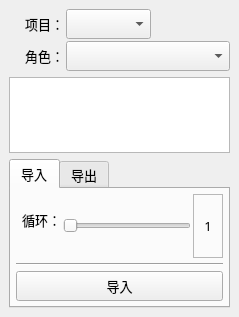
lonegather/Barbarian, file commons/ui/motionLib.ui: the form before one commit.
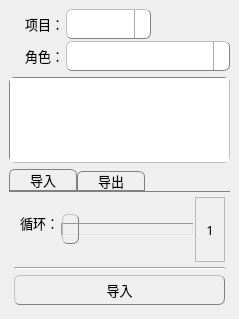
The form after the commit. Icons and pictures are not drawn.

```diff
--- a/commons/ui/motionLib.ui
+++ b/commons/ui/motionLib.ui
@@ -7,7 +7,7 @@
     <x>0</x>
     <y>0</y>
     <width>239</width>
-    <height>317</height>
+    <height>319</height>
    </rect>
   </property>
   <property name="font">
@@ -23,11 +23,147 @@
    <iconset>
     <normaloff>../icons/logo.png</normaloff>../icons/logo.png</iconset>
   </property>
-  <property name="+leftEdge" stdset="0">
-   <string>200</string>
-  </property>
-  <property name="+topEdge" stdset="0">
-   <string>200</string>
+  <property name="styleSheet">
+   <string notr="true">QMainWindow{
+	background-color: qlineargradient(spread:pad, x1:0, y1:0, x2:0, y2:1, 
+                                      stop:0 rgba(20, 20, 20, 255), 
+                                      stop:0.1 rgba(60, 60, 60, 255), 
+                                      stop:0.9 rgba(60, 60, 60, 255), 
+                                      stop:1 rgba(40, 40, 40, 255));
+	
+}
+
+QTabWidget::pane { /* The tab widget frame */
+    border-top: 1px solid gray;
+	position: absolute;
+	top: -0.1em;
+}
+
+QTabWidget::tab-bar {
+    alignment: center;
+}
+
+/* Style the tab using the tab sub-control. Note that
+    it reads QTabBar _not_ QTabWidget */
+QTabBar::tab {
+    background: qlineargradient(spread:pad, x1:0, y1:0, x2:0, y2:1, 
+                                stop:0 rgba(140, 140, 140, 255), 
+                                stop:0.3 rgba(50, 50, 50, 255), 
+                                stop:1 rgba(80, 80, 80, 255));
+    border: 1px solid gray;
+    border-bottom-color: grey; /* same as the pane color */
+    border-top-left-radius: 6px;
+    border-top-right-radius: 6px;
+	padding: 0px 20px;
+}
+
+QTabBar::tab:selected, QTabBar::tab:hover {
+    background: qlineargradient(spread:pad, x1:0, y1:0, x2:0, y2:1, 
+                                stop:0 rgba(140, 140, 140, 255), 
+                                stop:0.3 rgba(60, 60, 60, 255), 
+                                stop:1 rgba(100, 100, 100, 255));
+}
+
+QTabBar::tab:!selected {
+    margin-top: 2px; /* make non-selected tabs look smaller */
+}
+
+QSlider::groove:horizontal {
+    border: 1px solid #999999;
+	border-style: inset;
+    height: 10px; /* the groove expands to the size of the slider by default. by giving it a height, it has a fixed size */
+    background: qlineargradient(spread:pad, x1:0, y1:0, x2:0, y2:1, 
+                                stop:0 rgba(20, 20, 20, 255), 
+                                stop:0.3 rgba(40, 40, 40, 255), 
+                                stop:1 rgba(50, 50, 50, 255));
+    margin: 2px 0;
+}
+
+QSlider::handle:horizontal {
+    background: qlineargradient(spread:pad, x1:0, y1:0, x2:0, y2:1, 
+                                stop:0 rgba(140, 140, 140, 255), 
+                                stop:0.3 rgba(80, 80, 80, 255), 
+                                stop:1 rgba(100, 100, 100, 255));
+    border: 1px solid gray;
+	border-style: outset;
+    width: 15px;
+    margin: -10px 0; /* handle is placed by default on the contents rect of the groove. Expand outside the groove */
+    border-radius: 6px;
+}
+
+QListWidget {
+    border: 1px solid gray;
+    border-radius: 6px;
+	border-style: inset;
+    background: qlineargradient(spread:pad, x1:0, y1:0, x2:0, y2:1, 
+                                stop:0 rgba(20, 20, 20, 255), 
+                                stop:0.3 rgba(40, 40, 40, 255), 
+                                stop:1 rgba(50, 50, 50, 255));
+    selection-background-color: black;
+}
+
+QLineEdit {
+    border: 1px solid gray;
+    border-radius: 6px;
+	border-style: inset;
+    background: qlineargradient(spread:pad, x1:0, y1:0, x2:0, y2:1, 
+                                stop:0 rgba(40, 40, 40, 255), 
+                                stop:0.3 rgba(50, 50, 50, 255), 
+                                stop:1 rgba(70, 70, 70, 255));
+    selection-background-color: black;
+}
+
+QComboBox{
+	border: 1px solid gray;
+	border-style: outset;
+    border-radius: 6px;
+	background-color: qlineargradient(spread:pad, x1:0, y1:0, x2:0, y2:1, 
+                                      stop:0 rgba(140, 140, 140, 255), 
+                                      stop:0.3 rgba(50, 50, 50, 255), 
+                                      stop:1 rgba(80, 80, 80, 255));
+}
+
+QComboBox::drop-down {
+    subcontrol-origin: padding;
+    subcontrol-position: top right;
+
+    border-left-width: 1px;
+    border-left-color: darkgray;
+    border-left-style: solid; /* just a single line */
+    border-top-right-radius: 3px; /* same radius as the QComboBox */
+    border-bottom-right-radius: 3px;
+}
+
+QComboBox:!editable:on, QComboBox::drop-down:editable:on{
+	background: qlineargradient(x1: 0, y1: 0, x2: 0, y2: 1,
+                                stop:0 rgba(20, 20, 20, 255), 
+                                stop:0.3 rgba(40, 40, 40, 255), 
+                                stop:1 rgba(50, 50, 50, 255));
+}
+
+QComboBox QAbstractItemView {
+    border: 1px solid grap;
+    selection-background-color: black;
+}
+
+QPushButton{
+	background-color: qlineargradient(spread:pad, x1:0, y1:0, x2:0, y2:1, 
+                                      stop:0 rgba(140, 140, 140, 255), 
+                                      stop:0.3 rgba(50, 50, 50, 255), 
+                                      stop:1 rgba(70, 70, 70, 255));
+	border-style: outset;
+	border-width: 1px;
+	border-radius: 6px;
+	border-color: gray;
+	padding: 6px;
+}
+QPushButton:pressed{
+	background-color: qlineargradient(spread:pad, x1:0, y1:0, x2:0, y2:1, 
+                                      stop:0 rgba(40, 40, 40, 255), 
+                                      stop:0.3 rgba(50, 50, 50, 255), 
+                                      stop:1 rgba(70, 70, 70, 255));
+	border-style: inset;
+}</string>
   </property>
   <widget class="QWidget" name="motionLibCentralwidget">
    <layout class="QVBoxLayout" name="verticalLayout_2" stretch="0,1,0">
@@ -150,6 +286,9 @@
       <property name="tabPosition">
        <enum>QTabWidget::North</enum>
       </property>
+      <property name="currentIndex">
+       <number>0</number>
+      </property>
       <widget class="QWidget" name="tab">
        <attribute name="title">
         <string>导入</string>
@@ -262,6 +401,12 @@
             <height>30</height>
            </size>
           </property>
+          <property name="maximumSize">
+           <size>
+            <width>16777215</width>
+            <height>30</height>
+           </size>
+          </property>
           <property name="font">
            <font>
             <family>微软雅黑</family>
@@ -469,6 +614,12 @@
             <height>30</height>
            </size>
           </property>
+          <property name="maximumSize">
+           <size>
+            <width>16777215</width>
+            <height>30</height>
+           </size>
+          </property>
           <property name="font">
            <font>
             <family>微软雅黑</family>
```
